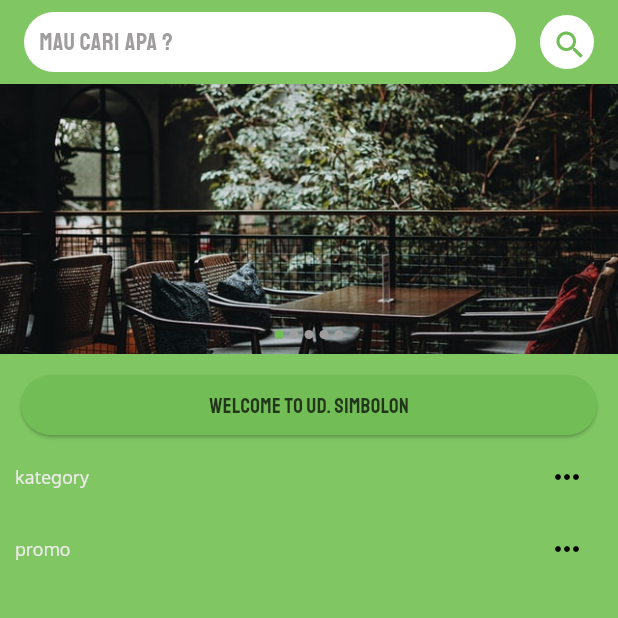
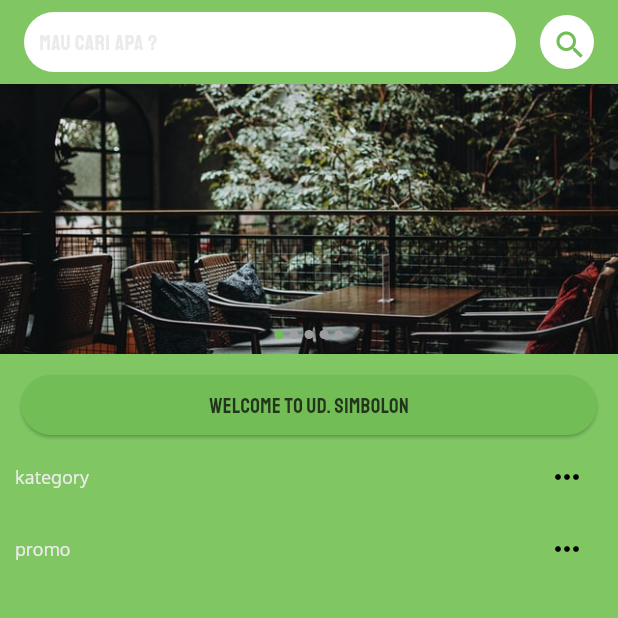
Before and after one commit to jonrysimbolon/ud_simbolon, a Flutter app: the screen it shows after launch, on a phone screen of 412 x 824 dp, the top half of it. Run offline on Flutter 3.47's test engine with Material 2 defaults, Android fonts, the phone set to English and light mode, and no system bars; drawn by our look-alikes of flutter_image_slideshow.

Commit message:
adjust header component

```diff
--- a/lib/header_component.dart
+++ b/lib/header_component.dart
@@ -39,7 +39,8 @@ class HeaderComponent extends StatelessWidget {
                 : null,
             hintText: 'mau cari apa ?',
             hintStyle: const TextStyle(
-              color: textColor,
+              color: labelColor,
+              fontSize: 14
             ),
             contentPadding: const EdgeInsets.only(left: 10.0),
             border: InputBorder.none,
--- a/lib/main.dart
+++ b/lib/main.dart
@@ -96,6 +96,7 @@ class _MyHomePageState extends State<MyHomePage> {
             ImageSliderComponent(images: images),
             const WelcomeComponent(),
             TitleComponent(title: 'kategory', click: () {}),
+
             TitleComponent(title: 'promo', click: () {})
           ]),
         ));
```
